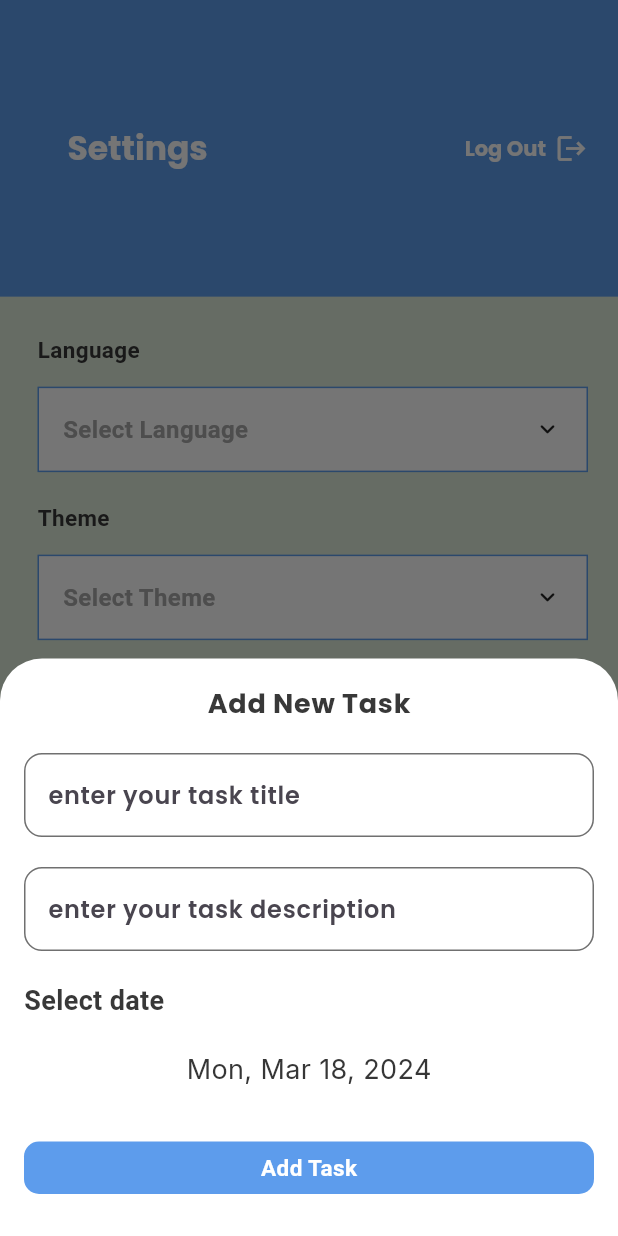
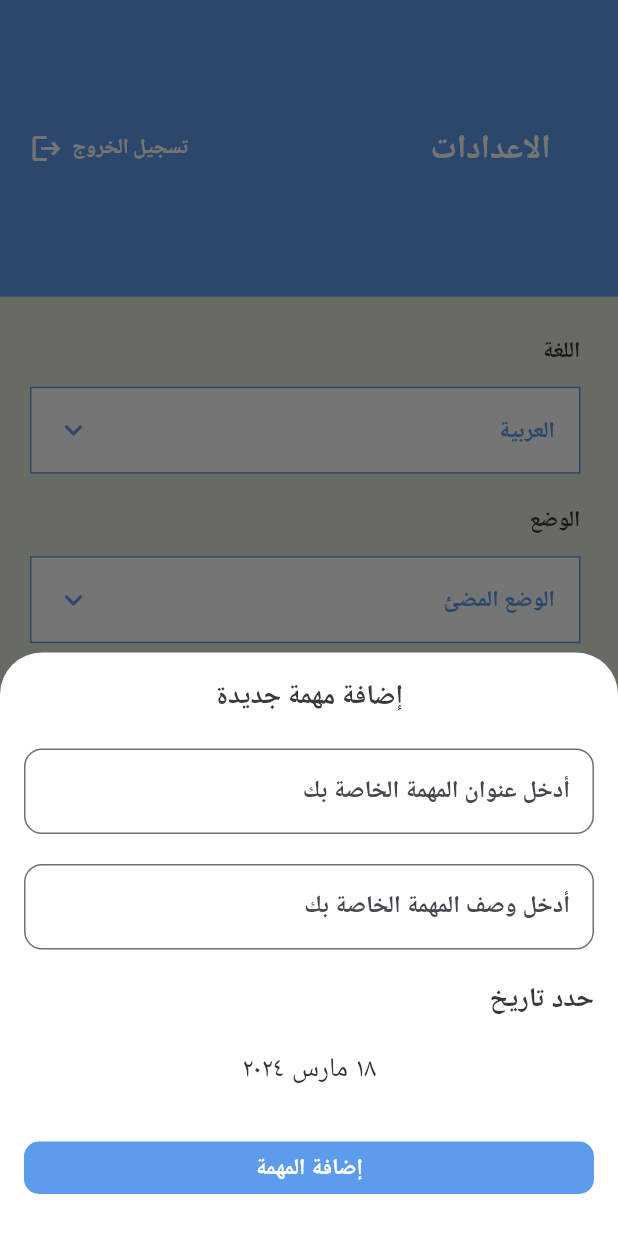
Before and after one commit to Mariam-Elkhelawy/TYDOO, a Flutter app: the HomeScreen screen opened by its route, item 2 of the bottom bar chosen, after a tap on the "add" icon, on a phone screen of 412 x 824 dp. Run offline on Flutter 3.47's test engine with Material 3 defaults, Android fonts, the light colour scheme and no system bars; drawn by our look-alikes of animated_custom_dropdown; our stand-ins replace another_flutter_splash_screen, cloud_firestore, easy_date_timeline, firebase_auth, firebase_core, flutter_slidable and 2 more; accounts and stored records are empty; generated files the repository leaves out were written again; network calls fail.

Commit message:
localization done & app finished

```diff
--- /dev/null
+++ b/l10n.yaml
@@ -0,0 +1,3 @@
+arb-dir: lib/l10n
+template-arb-file: app_en.arb
+output-localization-file: app_localizations.dart
--- a/lib/features/home_screen.dart
+++ b/lib/features/home_screen.dart
@@ -39,7 +39,7 @@ class HomeScreen extends StatelessWidget {
       bottomNavigationBar: BottomAppBar(
         notchMargin: 12,
         shape: const CircularNotchedRectangle(),
-        elevation: 0,
+         elevation: 0,
         padding: EdgeInsets.zero,
         child: BottomNavigationBar(
           currentIndex: provider.index,
@@ -64,4 +64,4 @@ class HomeScreen extends StatelessWidget {
   }
 }
 
-List<Widget> screens = [const TaskScreen(),  SettingsScreen()];
+List<Widget> screens = [const TaskScreen(), SettingsScreen()];
--- /dev/null
+++ b/lib/features/settings/DropDownWidget.dart
@@ -0,0 +1,49 @@
+import 'package:animated_custom_dropdown/custom_dropdown.dart';
+import 'package:flutter/material.dart';
+import 'package:provider/provider.dart';
+import 'package:todo_app/app_theme.dart';
+import 'package:todo_app/providers/my_provider.dart';
+
+class CustomDropDownWidget extends StatelessWidget {
+  CustomDropDownWidget(
+      {super.key,
+      required this.onChanged,
+      required this.hintText,
+      required this.items,required this.initialItem});
+  List<String> items;
+  String hintText;
+  String initialItem;
+  dynamic Function(String) onChanged;
+  @override
+  Widget build(BuildContext context) {
+    var theme = Theme.of(context);
+    var provider = Provider.of<MyProvider>(context);
+    return CustomDropdown(initialItem: initialItem,
+        hintText: hintText,
+        decoration: CustomDropdownDecoration(
+          closedSuffixIcon: Icon(
+            Icons.keyboard_arrow_down,
+            color: AppTheme.primaryColor,
+          ),
+          expandedSuffixIcon: Icon(
+            Icons.keyboard_arrow_up,
+            color: AppTheme.primaryColor,
+          ),
+          closedBorderRadius: BorderRadius.zero,
+          expandedBorderRadius: BorderRadius.zero,
+          headerStyle: theme.textTheme.bodyMedium
+              ?.copyWith(color: AppTheme.primaryColor),
+          listItemStyle: theme.textTheme.bodyMedium
+              ?.copyWith(color: AppTheme.primaryColor),
+          closedBorder: Border.all(color: AppTheme.primaryColor),
+          closedFillColor: provider.themeMode == ThemeMode.dark
+              ? AppTheme.blackColor
+              : Colors.white,
+          expandedFillColor: provider.themeMode == ThemeMode.dark
+              ? AppTheme.blackColor
+              : Colors.white,
+        ),
+        items: items,
+        onChanged: onChanged);
+  }
+}
--- a/lib/features/settings/settings_screen.dart
+++ b/lib/features/settings/settings_screen.dart
@@ -1,20 +1,23 @@
-import 'package:animated_custom_dropdown/custom_dropdown.dart';
 import 'package:flutter/material.dart';
 import 'package:provider/provider.dart';
 import 'package:todo_app/app_theme.dart';
 import 'package:todo_app/features/login/login_screen.dart';
+import 'package:todo_app/features/settings/DropDownWidget.dart';
 import 'package:todo_app/firebase/firebase_functions.dart';
 import 'package:todo_app/providers/my_provider.dart';
+import 'package:flutter_gen/gen_l10n/app_localizations.dart';
 
 class SettingsScreen extends StatelessWidget {
   SettingsScreen({super.key});
-  List<String> langList = ['English', 'العربيه'];
-  List<String> themeList = ['dark', 'light'];
+
   @override
   Widget build(BuildContext context) {
     var mediaQuery = MediaQuery.of(context).size;
     var theme = Theme.of(context);
     var provider = Provider.of<MyProvider>(context);
+    var local = AppLocalizations.of(context)!;
+    List<String> langList = [local.english, local.arabic];
+    List<String> themeList = [local.dark, local.light];
     return Column(
       children: [
         Container(
@@ -26,7 +29,7 @@ class SettingsScreen extends StatelessWidget {
             child: Row(
               children: [
                 Text(
-                  'Settings',
+                  local.settings,
                   style: theme.textTheme.titleLarge,
                 ),
                 Spacer(),
@@ -42,7 +45,7 @@ class SettingsScreen extends StatelessWidget {
                   child: Row(
                     children: [
                       Text(
-                        'Log Out',
+                        local.logout,
                         style:
                             theme.textTheme.titleLarge?.copyWith(fontSize: 14),
                       ),
@@ -67,47 +70,42 @@ class SettingsScreen extends StatelessWidget {
             crossAxisAlignment: CrossAxisAlignment.stretch,
             children: [
               Text(
-                'Language',
+                local.language,
                 style: theme.textTheme.bodyMedium,
               ),
               SizedBox(height: 14),
-              CustomDropdown(hintText: 'Select Language',
-                decoration: CustomDropdownDecoration(
-                    closedBorderRadius: BorderRadius.zero,
-                    expandedBorderRadius: BorderRadius.zero,
-                    headerStyle: theme.textTheme.bodyMedium
-                        ?.copyWith(color: AppTheme.primaryColor),
-                    listItemStyle: theme.textTheme.bodyMedium
-                        ?.copyWith(color: AppTheme.primaryColor),
-                    closedBorder: Border.all(color: AppTheme.primaryColor),
-                  closedFillColor:provider.themeMode==ThemeMode.dark? AppTheme.blackColor:Colors.white,
-                  expandedFillColor: provider.themeMode==ThemeMode.dark? AppTheme.blackColor:Colors.white,
-                ),
-                items: langList,
-                onChanged: (value) {},
-              ),
+              CustomDropDownWidget(
+                  initialItem: provider.languageCode == 'en'
+                      ? local.english
+                      : local.arabic,
+                  onChanged: (value) {
+                    if (value == local.arabic) {
+                      provider.changeLanguageCode('ar');
+                    } else if (value == local.english) {
+                      provider.changeLanguageCode('en');
+                    }
+                  },
+                  hintText: local.selectLanguage,
+                  items: langList),
               SizedBox(height: 20),
               Text(
-                'Theme',
+                local.theme,
                 style: theme.textTheme.bodyMedium,
               ),
               SizedBox(height: 14),
-              CustomDropdown(hintText: 'Select Theme',
-                decoration: CustomDropdownDecoration(
-                    // expandedBorder: Border.all(color: AppTheme.primaryColor),
-                    closedBorderRadius: BorderRadius.zero,
-                    expandedBorderRadius: BorderRadius.zero,
-                    headerStyle: theme.textTheme.bodyMedium
-                        ?.copyWith(color: AppTheme.primaryColor),
-                    listItemStyle: theme.textTheme.bodyMedium
-                        ?.copyWith(color: AppTheme.primaryColor),
-                    closedBorder: Border.all(color: AppTheme.primaryColor),
-                    closedFillColor:provider.themeMode==ThemeMode.dark? AppTheme.blackColor:Colors.white,
-                    expandedFillColor: provider.themeMode==ThemeMode.dark? AppTheme.blackColor:Colors.white,
-                ),
-                items: themeList,
-                onChanged: (value) {},
-              )
+              CustomDropDownWidget(
+                  initialItem: provider.themeMode == ThemeMode.light
+                      ? local.light
+                      : local.dark,
+                  onChanged: (value) {
+                    if (value == local.dark) {
+                      provider.changeThemeMode(ThemeMode.dark);
+                    } else if (value == local.light) {
+                      provider.changeThemeMode(ThemeMode.light);
+                    }
+                  },
+                  hintText: local.selectTheme,
+                  items: themeList),
             ],
           ),
         )
--- a/lib/features/splash_screen.dart
+++ b/lib/features/splash_screen.dart
@@ -3,6 +3,7 @@ import 'package:flutter/material.dart';
 import 'package:provider/provider.dart';
 import 'package:todo_app/features/home_screen.dart';
 import 'package:todo_app/features/login/login_screen.dart';
+import 'package:todo_app/firebase/firebase_functions.dart';
 import 'package:todo_app/providers/my_provider.dart';
 
 class SplashScreen extends StatelessWidget {
@@ -21,7 +22,8 @@ class SplashScreen extends StatelessWidget {
           : const Image(
               image: AssetImage('assets/images/splash_dark.png'),
             ),
-      nextScreen: const LoginScreen(),
+      nextScreen:
+          FirebaseFunctions.isLoggedBefore() ? HomeScreen() : LoginScreen(),
       childWidget: const SizedBox(),
     );
   }
--- a/lib/features/tasks/add_task_bottom_sheet.dart
+++ b/lib/features/tasks/add_task_bottom_sheet.dart
@@ -10,6 +10,7 @@ import 'package:todo_app/providers/edit_provider.dart';
 import 'package:todo_app/providers/my_provider.dart';
 import 'package:todo_app/widgets/custom_dialog.dart';
 import 'package:todo_app/widgets/custom_text_form_field.dart';
+import 'package:flutter_gen/gen_l10n/app_localizations.dart';
 
 class AddTaskBottomSheet extends StatefulWidget {
   const AddTaskBottomSheet({super.key});
@@ -27,6 +28,8 @@ class _AddTaskBottomSheetState extends State<AddTaskBottomSheet> {
   Widget build(BuildContext context) {
     var theme = Theme.of(context);
     var provider = Provider.of<MyProvider>(context);
+    var local = AppLocalizations.of(context)!;
+
     return ChangeNotifierProvider<EditProvider>(
       create: (context) => EditProvider(),
       builder: (context, child) {
@@ -40,7 +43,7 @@ class _AddTaskBottomSheetState extends State<AddTaskBottomSheet> {
               mainAxisSize: MainAxisSize.min,
               children: [
                 Text(
-                  'Add New Task',
+                  local.addTask,
                   style: theme.textTheme.bodyLarge?.copyWith(
                     color: provider.themeMode == ThemeMode.dark
                         ? Colors.white
@@ -50,30 +53,29 @@ class _AddTaskBottomSheetState extends State<AddTaskBottomSheet> {
                 const SizedBox(height: 20),
                 CustomTextFormField(
                   myController: titleController,
-                  hintText: 'enter your task title',
+                  hintText: local.enterTitle,
                   onValidate: (value) {
                     if (value!.trim().isEmpty) {
-                      return "Task title can't be empty!";
+                      return local.validateTitle;
                     }
                     return null;
                   },
                 ),
                 const SizedBox(height: 20),
                 CustomTextFormField(
-                  hintText: 'enter your task description',
+                  hintText: local.enterDescription,
                   myController: descriptionController,
                   onValidate: (value) {
                     if (value!.trim().isEmpty) {
-                      return "Task description can't be empty!";
+                      return local.validateDescription;
                     }
                     return null;
                   },
                 ),
                 const SizedBox(height: 20),
-                Container(
-                  alignment: Alignment.centerLeft,
+                Container(alignment: AlignmentDirectional.centerStart,
                   child: Text(
-                    'Select date',
+                    local.selectDate,
                     style: theme.textTheme.bodyMedium?.copyWith(
                       fontSize: 18,
                       color: provider.themeMode == ThemeMode.dark
@@ -88,7 +90,7 @@ class _AddTaskBottomSheetState extends State<AddTaskBottomSheet> {
                     editProvider.selectDate(context);
                   },
                   child: Text(
-                    DateFormat.yMMMEd().format(editProvider.chosenDate),
+                    DateFormat.yMMMd(provider.languageCode == 'en' ? 'en' : 'ar').format(editProvider.chosenDate),
                     style: GoogleFonts.inter(
                         fontSize: 18, fontWeight: FontWeight.w400),
                   ),
@@ -108,8 +110,8 @@ class _AddTaskBottomSheetState extends State<AddTaskBottomSheet> {
                         context: context,
                         builder: (context) {
                           return CustomDialog(
-                            dialogContent: 'Task added Successfully!',
-                            dialogTitle: 'Congratulations !',
+                            dialogContent: local.addTaskSuccess,
+                            dialogTitle: local.success,
                             actionRequired: () {
                               Navigator.pop(context);
                             },
@@ -127,7 +129,7 @@ class _AddTaskBottomSheetState extends State<AddTaskBottomSheet> {
                     height: 35,
                     child: Center(
                       child: Text(
-                        'Add Task',
+                        local.addTaskButton,
                         style: theme.textTheme.bodyMedium
                             ?.copyWith(color: Colors.white),
                       ),
--- a/lib/features/tasks/task_screen.dart
+++ b/lib/features/tasks/task_screen.dart
@@ -3,12 +3,12 @@ import 'package:flutter/material.dart';
 import 'package:provider/provider.dart';
 import 'package:todo_app/app_theme.dart';
 import 'package:easy_date_timeline/easy_date_timeline.dart';
-import 'package:todo_app/features/home_screen.dart';
 import 'package:todo_app/features/login/login_screen.dart';
 import 'package:todo_app/features/tasks/task_item.dart';
 import 'package:todo_app/features/models/task_model.dart';
 import 'package:todo_app/firebase/firebase_functions.dart';
 import 'package:todo_app/providers/my_provider.dart';
+import 'package:flutter_gen/gen_l10n/app_localizations.dart';
 
 class TaskScreen extends StatefulWidget {
   const TaskScreen({super.key});
@@ -26,6 +26,8 @@ class _TaskScreenState extends State<TaskScreen> {
     var mediaQuery = MediaQuery.of(context).size;
     var theme = Theme.of(context);
     var provider = Provider.of<MyProvider>(context);
+    var local = AppLocalizations.of(context)!;
+
     return Column(
       children: [
         Stack(
@@ -40,13 +42,13 @@ class _TaskScreenState extends State<TaskScreen> {
                 child: Row(
                   children: [
                     Text(
-                      'To Do List',
+                      local.todoList,
                       style: theme.textTheme.titleLarge,
                     ),
                     Spacer(),
                     InkWell(
-                      onTap: () async{
-                       await FirebaseFunctions.signOut();
+                      onTap: () async {
+                        await FirebaseFunctions.signOut();
                         Navigator.pushNamedAndRemoveUntil(
                           context,
                           LoginScreen.routeName,
@@ -56,7 +58,7 @@ class _TaskScreenState extends State<TaskScreen> {
                       child: Row(
                         children: [
                           Text(
-                            'Log Out',
+                            local.logout,
                             style: theme.textTheme.titleLarge
                                 ?.copyWith(fontSize: 14),
                           ),
@@ -78,6 +80,7 @@ class _TaskScreenState extends State<TaskScreen> {
             Padding(
               padding: const EdgeInsetsDirectional.fromSTEB(16, 165, 0, 30),
               child: EasyInfiniteDateTimeLine(
+                locale: provider.languageCode == 'ar' ? 'ar' : 'en',
                 timeLineProps: const EasyTimeLineProps(separatorPadding: 24),
                 showTimelineHeader: false,
                 dayProps: EasyDayProps(
@@ -144,15 +147,15 @@ class _TaskScreenState extends State<TaskScreen> {
               }
 
               if (snapshot.hasError) {
-                return const Center(
-                  child: Text('Something went wrong..'),
+                return Center(
+                  child: Text(local.isError),
                 );
               }
               var tasks =
                   snapshot.data?.docs.map((e) => e.data()).toList() ?? [];
               if (tasks.isEmpty) {
-                return const Center(
-                  child: Text('There is no tasks yet!'),
+                return Center(
+                  child: Text(local.noTasks,style: TextStyle(fontSize: 18),),
                 );
               }
               return ListView.builder(
--- /dev/null
+++ b/lib/l10n/app_ar.arb
@@ -0,0 +1,67 @@
+{
+  "todoList": " قائمة المهام",
+  "logout": "تسجيل الخروج",
+  "noTasks": "لا توجد مهام بعد!",
+  "isError": "هناك خطأ ما..",
+  "deleteAlert" :"هل أنت متأكد أنك تريد حذف هذه المهمة؟",
+  "alert": "تحذير !!",
+  "delete": "حذف",
+  "edit":"تعديل",
+  "done":"تم !",
+  "addTask": "إضافة مهمة جديدة",
+  "enterTitle":"أدخل عنوان المهمة الخاصة بك",
+  "enterDescription":"أدخل وصف المهمة الخاصة بك",
+  "validateTitle": "لا يمكن أن يكون عنوان المهمة فارغًا!",
+  "validateDescription": "لا يمكن أن يكون وصف المهمة فارغًا!",
+  "selectDate":"حدد تاريخ",
+  "addTaskSuccess": "تمت إضافة المهمة بنجاح!",
+  "success": "تهانينا !",
+  "addTaskButton": "إضافة المهمة",
+  "editTask":"تحديث المهمة",
+  "noChanges": "ليس هناك تغييرات!",
+  "editTaskSuccess": "تم تحديث المهمة بنجاح!",
+  "error":"خطأ !",
+  "ok": "حسناً",
+  "cancel": "الغاء",
+  "saveEdit":"حفظ التغييرات",
+  "english":"الانجليزيه",
+  "arabic": "العربية",
+  "dark": "الوضع المظلم",
+  "light": "الوضع المضئ",
+  "settings": "الاعدادات",
+  "language":"اللغة",
+  "theme": "الوضع",
+  "selectLanguage": "اختار اللغة",
+  "selectTheme": "اختار الوضع",
+  "login": "تسجيل الدخول",
+  "welcome":"مرحبًا بعودتك!",
+  "email": "البريد الإلكتروني",
+  "emailHint": "بريدك الإلكتروني، مثل: mariam@gmail.com",
+  "password": "كلمة المرور",
+  "passwordHint": "ادخل كلمة المرور الخاصة بك",
+  "validateEmail":"لا يمكن أن يكون البريد الإلكتروني فارغًا !",
+  "validatePassword":"لا يمكن أن تكون كلمة المرور فارغة !",
+  "forgetPassword": "هل نسيت كلمة السر؟",
+  "or": "أو",
+  "createAccount": "انشاء حساب جديد..",
+  "create": "إنشاء حساب",
+  "fullName":"الاسم الكامل",
+  "nameHint": "أدخل اسمك مثل: مريم",
+  "validateName": "لا يمكن أن يكون الاسم فارغًا!",
+  "validateEmail2": "البريد الإلكتروني غير صالح، الرجاء إدخال بريد إلكتروني صالح\nمثل : mariam@gmail.com",
+  "phoneNumber": "رقم الهاتف",
+  "phoneHint": "أدخل رقم هاتفك، مثل: 2010XXXXXXXX+",
+  "validatePhone": "لا يمكن أن يكون رقم الهاتف فارغاً!",
+  "validatePhone2": "أدخل رقم هاتف صالح، مثل:  2010XXXXXXXX+",
+  "validatePassword2": "أدخل كلمة مرور صالحة..\nيجب أن تكون كلمة المرور أكثر من 8 أحرف \nيجب أن تحتوي على:\nحرف كبير واحد على الأقل \nحرف صغير واحد على الأقل \nرقم واحد على الأقل و \nحرف خاص مثل :  ! @ # \\$ & * ~",
+  "confirmPassword": "تأكيد كلمة المرور",
+  "confirmHint": "أعد إدخال كلمة المرور الخاصة بك للتأكيد",
+  "validateConfirm": "يجب إدخال كلمة المرور الخاصة بك مرة أخرى",
+  "validateConfirm2": "كلمة المرور غير متطابقة",
+  "emailInUse": "البريد الإلكتروني قيد الاستخدام بالفعل من قبل حساب آخر.",
+  "wrongMessage": "هناك خطأ ما !",
+  "emailVerification": "برجاء الاطلاع على البريد الإلكتروني الخاص بك للتحقيق",
+  "wrongLogin": "البريد الإلكتروني أو كلمة المرور خاطئة",
+  "resetPassword": "تحقق من بريدك الإلكتروني لتغيير كلمة المرور",
+  "reset": "إعادة تعيين كلمة المرور!"
+}
--- a/lib/main.dart
+++ b/lib/main.dart
@@ -9,15 +9,18 @@ import 'package:todo_app/features/splash_screen.dart';
 import 'package:todo_app/features/tasks/edit_tasks_screen.dart';
 import 'package:todo_app/firebase_options.dart';
 import 'package:todo_app/providers/my_provider.dart';
-
-void main()async {
-WidgetsFlutterBinding.ensureInitialized();
+import 'package:flutter_localizations/flutter_localizations.dart';
+ import 'package:flutter_gen/gen_l10n/app_localizations.dart';
+void main() async {
+  WidgetsFlutterBinding.ensureInitialized();
+  MyProvider myProvider =MyProvider();
+  await myProvider.setItems();
   await Firebase.initializeApp(
     options: DefaultFirebaseOptions.currentPlatform,
   );
   runApp(
     ChangeNotifierProvider<MyProvider>(
-      create: (context) => MyProvider(),
+      create: (context) => myProvider,
       child: const TodoApp(),
     ),
   );
@@ -31,6 +34,17 @@ class TodoApp extends StatelessWidget {
     var provider = Provider.of<MyProvider>(context);
 
     return MaterialApp(
+      locale: Locale(provider.languageCode),
+      localizationsDelegates: [
+         AppLocalizations.delegate,
+        GlobalMaterialLocalizations.delegate,
+        GlobalWidgetsLocalizations.delegate,
+        GlobalCupertinoLocalizations.delegate,
+      ],
+      supportedLocales: const [
+        Locale('en'),
+        Locale('ar'),
+      ],
       debugShowCheckedModeBanner: false,
       initialRoute: SplashScreen.routeName,
       themeMode: provider.themeMode,
--- a/lib/widgets/custom_text_form_field.dart
+++ b/lib/widgets/custom_text_form_field.dart
@@ -1,5 +1,7 @@
 import 'package:flutter/material.dart';
+import 'package:provider/provider.dart';
 import 'package:todo_app/app_theme.dart';
+import 'package:todo_app/providers/my_provider.dart';
 
 class CustomTextFormField extends StatelessWidget {
   CustomTextFormField(
@@ -20,7 +22,11 @@ class CustomTextFormField extends StatelessWidget {
   String? Function(String?)? onValidate;
   @override
   Widget build(BuildContext context) {
+    var provider = Provider.of<MyProvider>(context);
+
     return TextFormField(
+      textDirection:
+          provider.languageCode == 'ar' ? TextDirection.rtl : TextDirection.ltr,
       obscureText: obscureText,
       keyboardType: keyboardType,
       style: const TextStyle(fontSize: 15, fontWeight: FontWeight.w500),
```
Also changed, not shown: lib/features/login/login_screen.dart (+24 -18 lines), lib/features/register/register_screen.dart (+28 -32 lines), lib/features/tasks/edit_tasks_screen.dart (+33 -26 lines), lib/features/tasks/task_item.dart (+10 -7 lines), lib/firebase/firebase_functions.dart (+23 -16 lines), lib/l10n/app_en.arb (added, +68 -0 lines), lib/providers/edit_provider.dart (+9 -0 lines), lib/providers/my_provider.dart (+51 -8 lines), lib/widgets/custom_dialog.dart (+5 -2 lines), pubspec.yaml (+6 -4 lines), pubspec.lock.
